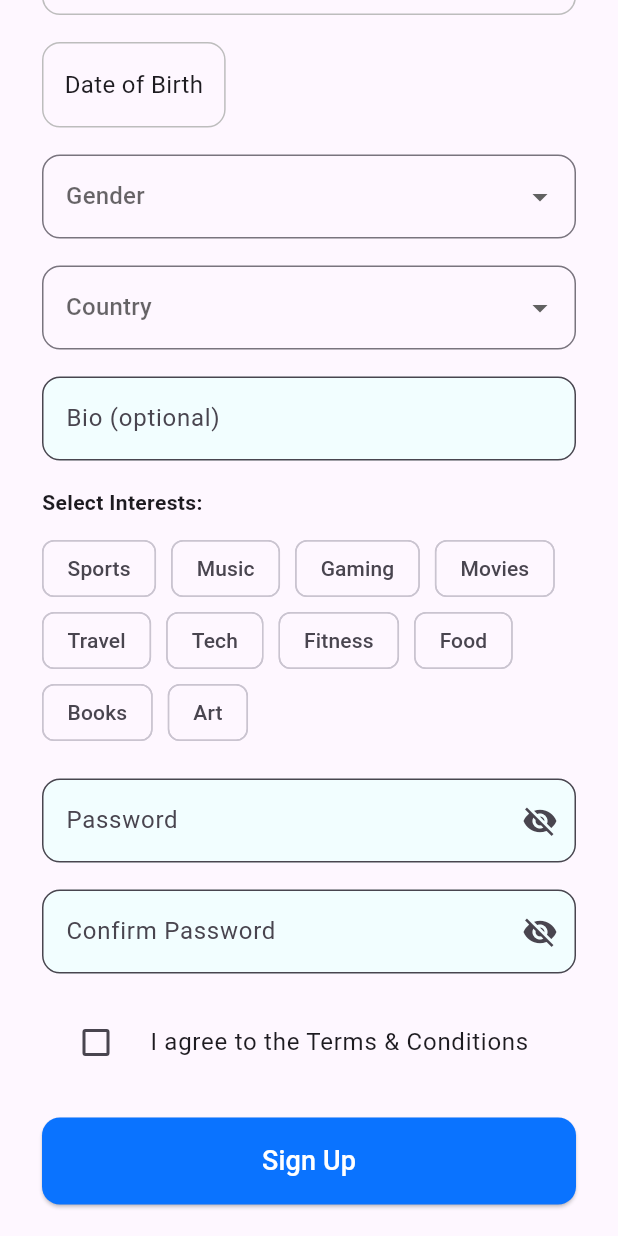
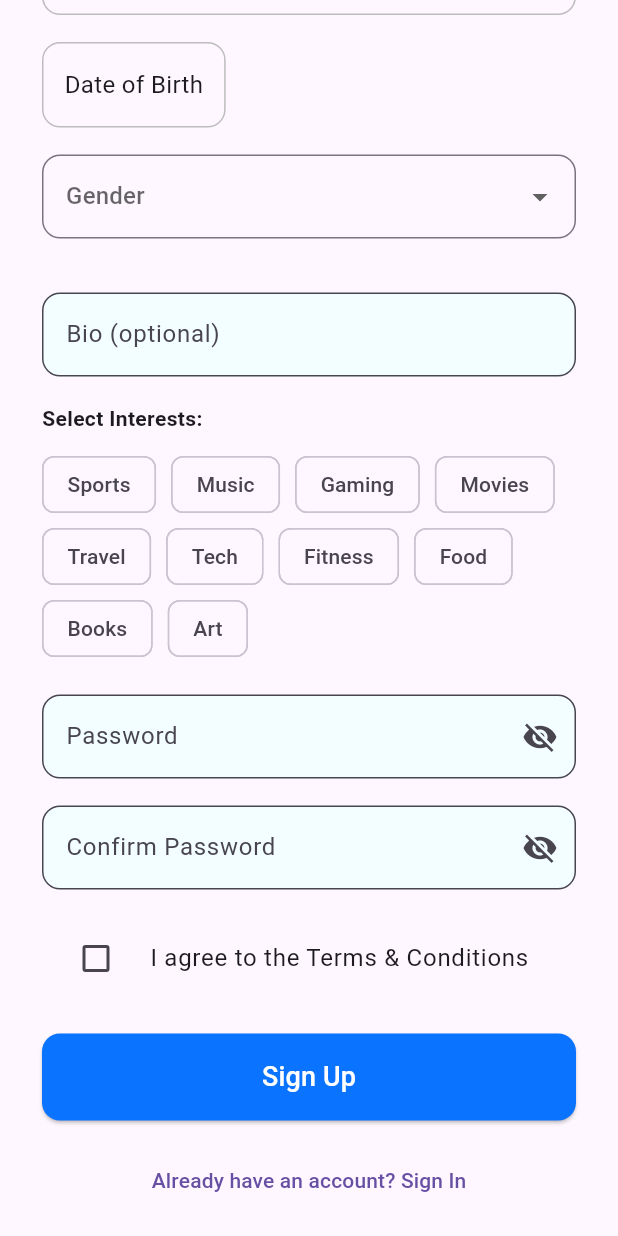
Before and after one commit to npratik0/frendly, a Flutter app: the RegisterScreen screen opened by its route, scrolled down 576 dp, on a phone screen of 412 x 824 dp. Run offline on Flutter 3.47's test engine with Material 3 defaults, Android fonts, the light colour scheme and no system bars.

Commit message:
Country dropdown removed

```diff
--- a/lib/screens/register_screen.dart
+++ b/lib/screens/register_screen.dart
@@ -28,7 +28,6 @@ class _RegisterScreenState extends State<RegisterScreen> {
   bool _agree = false;
 
   String? _gender;
-  String? _country;
   DateTime? _dob;
 
   List<String> interests = [];
@@ -138,13 +137,7 @@ class _RegisterScreenState extends State<RegisterScreen> {
                     ),
                     const SizedBox(height: 18),
 
-                    /// PHONE
-                    // CustomTextField(
-                    //   controller: _phone,
-                    //   hint: "Phone Number",
-                    //   validator: (v) =>
-                    //       v!.isEmpty ? "Enter phone number" : null,
-                    // ),
+                    // Phone
                     Container(
                       padding: const EdgeInsets.symmetric(
                         horizontal: 12,
@@ -250,25 +243,6 @@ class _RegisterScreenState extends State<RegisterScreen> {
                     ),
                     const SizedBox(height: 18),
 
-                    /// COUNTRY DROPDOWN
-                    DropdownButtonFormField<String>(
-                      decoration: InputDecoration(
-                        border: OutlineInputBorder(
-                          borderRadius: BorderRadius.circular(12),
-                        ),
-                      ),
-                      hint: const Text("Country"),
-                      value: _country,
-                      items:
-                          ["Nepal", "India", "USA", "UK", "Australia", "Canada"]
-                              .map(
-                                (c) =>
-                                    DropdownMenuItem(value: c, child: Text(c)),
-                              )
-                              .toList(),
-                      onChanged: (v) => setState(() => _country = v),
-                      validator: (v) => v == null ? "Select country" : null,
-                    ),
                     const SizedBox(height: 18),
 
                     /// BIO (OPTIONAL)
```
